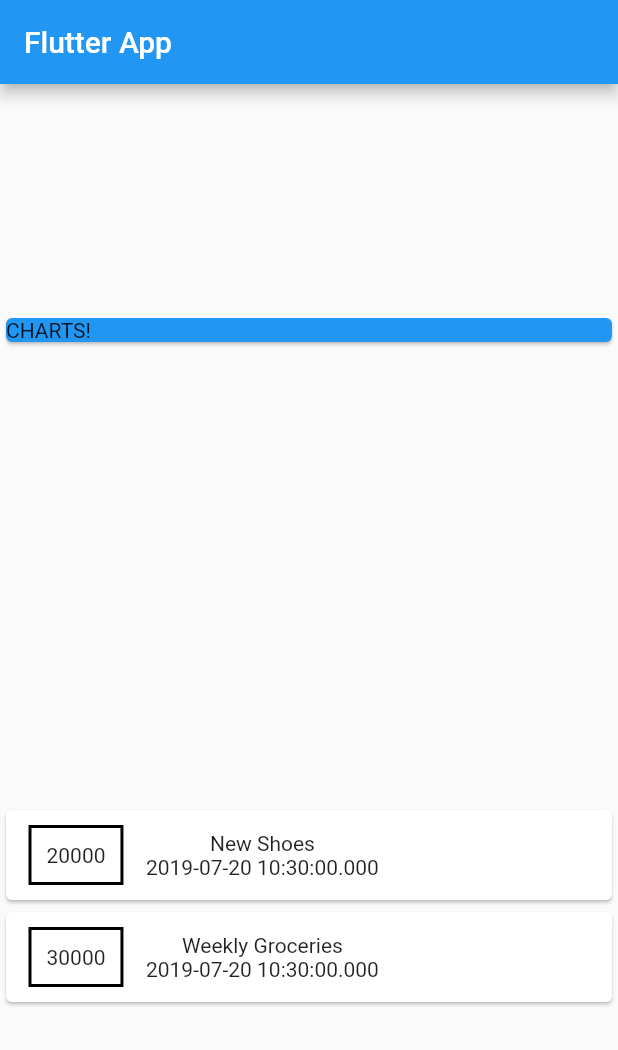
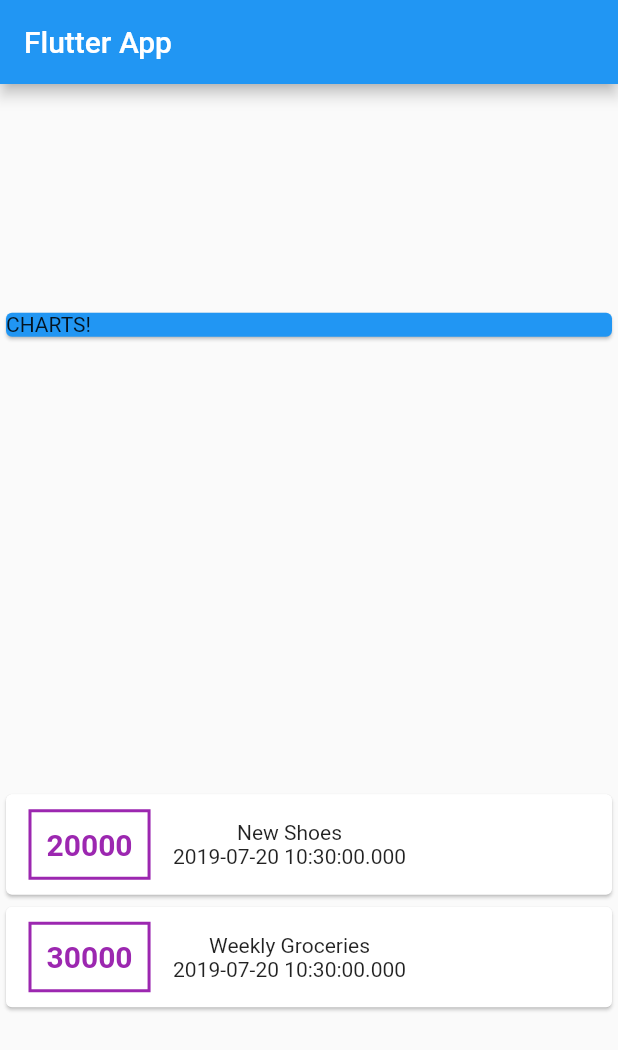
Before and after one commit to mcndoungerii/expensesApp, a Flutter app: the screen it shows after launch, on a phone screen of 412 x 824 dp. Shown: the top 1050 px of the screen. Run offline on Flutter 3.47's test engine with Material 2 defaults, Android fonts, the phone set to English and light mode, and no system bars.

Commit message:
Styling Text

```diff
--- a/lib/main.dart
+++ b/lib/main.dart
@@ -48,15 +48,20 @@ class MyHomePage extends StatelessWidget {
                     child: Row(
                   children: <Widget>[
                     Container(
-                      margin: EdgeInsets.symmetric(vertical: 10, horizontal: 15),
+                      margin:
+                          EdgeInsets.symmetric(vertical: 10, horizontal: 15),
                       decoration: BoxDecoration(
-                        border: Border.all(
-                          color: Colors.black,
-                          width: 2
+                        border: Border.all(color: Colors.purple, width: 2),
+                      ),
+                      padding: EdgeInsets.all(10),
+                      child: Text(
+                        transaction.amount.toString(),
+                        style: TextStyle(
+                          color: Colors.purple,
+                          fontSize: 20,
+                          fontWeight: FontWeight.bold,
                         ),
                       ),
-                      padding: EdgeInsets.all(10),
-                      child: Text(transaction.amount.toString()),
                     ),
                     Column(
                       children: <Widget>[
```
